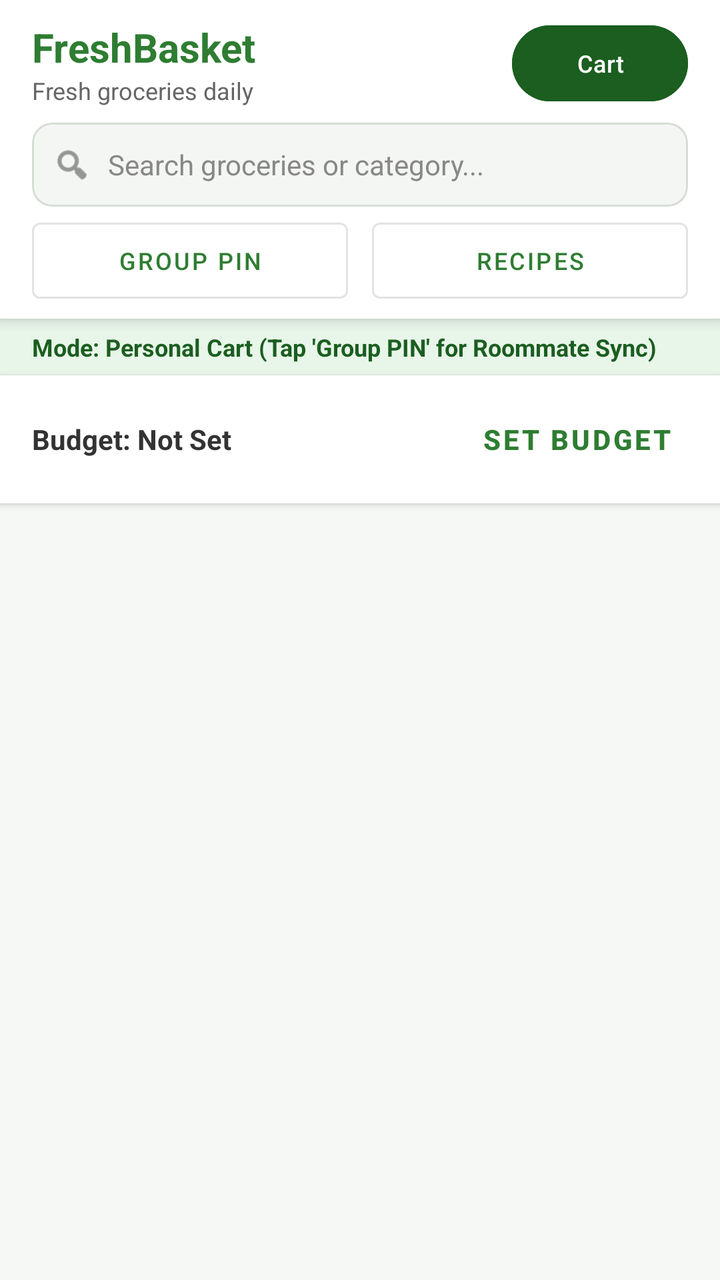
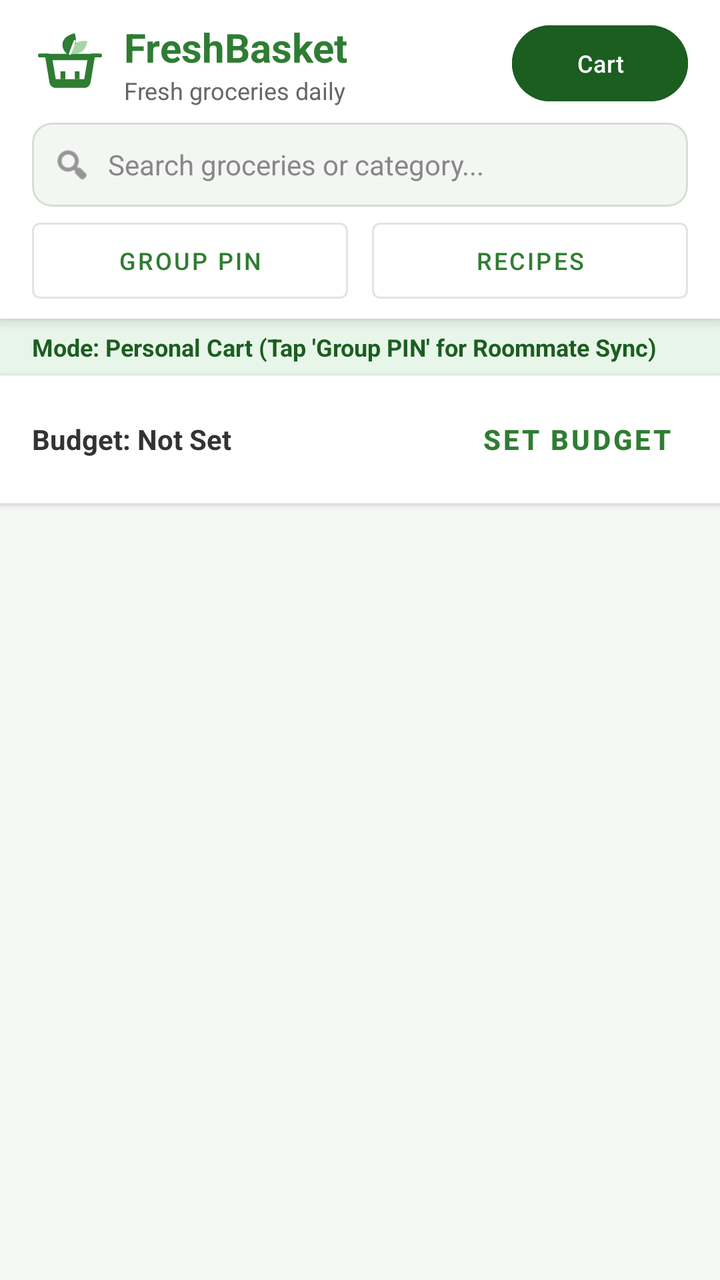

Screens rendered from an Android XML layout before and after an edit, with the pre-edit source and the edit as a unified diff.
<!-- AndroidManifest.xml: application theme Theme.Grocery -->
<!-- res/layout/activity_main.xml -->
<?xml version="1.0" encoding="utf-8"?>
<LinearLayout xmlns:android="http://schemas.android.com/apk/res/android"
    xmlns:app="http://schemas.android.com/apk/res-auto"
    android:layout_width="match_parent"
    android:layout_height="match_parent"
    android:background="#F6F8F5"
    android:orientation="vertical">

    
    <LinearLayout
        android:layout_width="match_parent"
        android:layout_height="wrap_content"
        android:background="#FFFFFF"
        android:elevation="4dp"
        android:orientation="vertical"
        android:paddingHorizontal="16dp"
        android:paddingVertical="10dp">

        
        <LinearLayout
            android:layout_width="match_parent"
            android:layout_height="wrap_content"
            android:gravity="center_vertical"
            android:orientation="horizontal">

            <LinearLayout
                android:layout_width="0dp"
                android:layout_height="wrap_content"
                android:layout_weight="1"
                android:orientation="vertical">

                <TextView
                    android:layout_width="wrap_content"
                    android:layout_height="wrap_content"
                    android:text="FreshBasket"
                    android:textColor="#2E7D32"
                    android:textSize="20sp"
                    android:textStyle="bold" />

                <TextView
                    android:layout_width="wrap_content"
                    android:layout_height="wrap_content"
                    android:text="Fresh groceries daily"
                    android:textColor="#666666"
                    android:textSize="12sp" />
            </LinearLayout>

            <com.google.android.material.button.MaterialButton
                android:id="@+id/btnViewCart"
                android:layout_width="wrap_content"
                android:layout_height="38dp"
                android:backgroundTint="#1B5E20"
                android:insetTop="0dp"
                android:insetBottom="0dp"
                android:text="Cart"
                android:textColor="#FFFFFF"
                android:textSize="12sp" />
        </LinearLayout>

        
        <com.google.android.material.card.MaterialCardView
            android:layout_width="match_parent"
            android:layout_height="42dp"
            android:layout_marginTop="8dp"
            app:cardBackgroundColor="#F4F6F4"
            app:cardCornerRadius="10dp"
            app:cardElevation="0dp"
            app:strokeColor="#D5DDD5"
            app:strokeWidth="1dp">

            <LinearLayout
                android:layout_width="match_parent"
                android:layout_height="match_parent"
                android:gravity="center_vertical"
                android:orientation="horizontal"
                android:paddingHorizontal="10dp">

                <ImageView
                    android:layout_width="20dp"
                    android:layout_height="20dp"
                    android:contentDescription="Search"
                    android:src="@android:drawable/ic_menu_search"
                    app:tint="#555555" />

                <EditText
                    android:id="@+id/etSearchProducts"
                    android:layout_width="0dp"
                    android:layout_height="match_parent"
                    android:layout_weight="1"
                    android:background="@null"
                    android:hint="Search groceries or category..."
                    android:imeOptions="actionSearch"
                    android:inputType="text"
                    android:maxLines="1"
                    android:paddingHorizontal="8dp"
                    android:textColor="#222222"
                    android:textColorHint="#888888"
                    android:textSize="14sp" />

                <ImageView
                    android:id="@+id/btnClearSearch"
                    android:layout_width="20dp"
                    android:layout_height="20dp"
                    android:contentDescription="Clear search"
                    android:src="@android:drawable/ic_menu_close_clear_cancel"
                    android:visibility="gone"
                    app:tint="#777777" />
            </LinearLayout>
        </com.google.android.material.card.MaterialCardView>

        
        <LinearLayout
            android:layout_width="match_parent"
            android:layout_height="wrap_content"
            android:layout_marginTop="8dp"
            android:orientation="horizontal">

            <com.google.android.material.button.MaterialButton
                android:id="@+id/btnSharedCartMode"
                style="@style/Widget.MaterialComponents.Button.OutlinedButton"
                android:layout_width="0dp"
                android:layout_height="38dp"
                android:layout_marginEnd="6dp"
                android:layout_weight="1"
                android:insetTop="0dp"
                android:insetBottom="0dp"
                android:text="Group PIN"
                android:textSize="12sp" />

            <com.google.android.material.button.MaterialButton
                android:id="@+id/btnRecipes"
                style="@style/Widget.MaterialComponents.Button.OutlinedButton"
                android:layout_width="0dp"
                android:layout_height="38dp"
                android:layout_marginStart="6dp"
                android:layout_weight="1"
                android:insetTop="0dp"
                android:insetBottom="0dp"
                android:text="Recipes"
                android:textSize="12sp" />
        </LinearLayout>
    </LinearLayout>

    
    <TextView
        android:id="@+id/tvModeIndicator"
        android:layout_width="match_parent"
        android:layout_height="wrap_content"
        android:background="#E8F5E9"
        android:paddingHorizontal="16dp"
        android:paddingVertical="6dp"
        android:text="Mode: Personal Cart (Tap 'Group PIN' for Roommate Sync)"
        android:textColor="#1B5E20"
        android:textSize="12sp"
        android:textStyle="bold" />

    
    <LinearLayout
        android:layout_width="match_parent"
        android:layout_height="wrap_content"
        android:background="#FFFFFF"
        android:elevation="2dp"
        android:gravity="center_vertical"
        android:orientation="horizontal"
        android:paddingHorizontal="16dp"
        android:paddingVertical="8dp">

        <TextView
            android:id="@+id/tvBudgetStatus"
            android:layout_width="0dp"
            android:layout_height="wrap_content"
            android:layout_weight="1"
            android:text="Budget: Not Set"
            android:textColor="#333333"
            android:textSize="14sp"
            android:textStyle="bold" />

        <com.google.android.material.button.MaterialButton
            android:id="@+id/btnSetBudget"
            style="@style/Widget.MaterialComponents.Button.TextButton"
            android:layout_width="wrap_content"
            android:layout_height="wrap_content"
            android:text="Set Budget"
            android:textColor="#2E7D32"
            android:textSize="14sp"
            android:textStyle="bold" />
    </LinearLayout>

    
    <FrameLayout
        android:layout_width="match_parent"
        android:layout_height="0dp"
        android:layout_weight="1">

        <androidx.recyclerview.widget.RecyclerView
            android:id="@+id/recyclerViewProducts"
            android:layout_width="match_parent"
            android:layout_height="match_parent"
            android:clipToPadding="false"
            android:padding="8dp" />

        <ProgressBar
            android:id="@+id/progressBar"
            android:layout_width="wrap_content"
            android:layout_height="wrap_content"
            android:layout_gravity="center"
            android:indeterminateTint="#2E7D32" />

    </FrameLayout>

</LinearLayout>
<!-- resources referenced by this layout -->
<resources>
  <style name="Theme.Grocery" parent="Base.Theme.Grocery" />
  <style name="Base.Theme.Grocery" parent="Theme.Material3.DayNight.NoActionBar">
          <item name="colorPrimary">@color/primary</item>
          <item name="colorOnPrimary">@color/white</item>
          <item name="colorSecondary">@color/accent</item>
          <item name="android:statusBarColor">@color/background</item>
          <item name="android:navigationBarColor">@color/background</item>
          <item name="android:windowLightStatusBar">true</item>
          <item name="android:windowBackground">@color/background</item>
      </style>
  <color name="primary">#2E7D32</color>
  <color name="white">#FFFFFF</color>
  <color name="accent">#8BC34A</color>
  <color name="background">#F7F9F4</color>
</resources>

<!-- the commit's change to res/layout/activity_main.xml (unified diff, before → after) -->
@@ -22,6 +22,13 @@
             android:layout_height="wrap_content"
             android:gravity="center_vertical"
             android:orientation="horizontal">
+
+            <ImageView
+                android:layout_width="38dp"
+                android:layout_height="38dp"
+                android:layout_marginEnd="8dp"
+                android:contentDescription="FreshBasket logo"
+                android:src="@drawable/ic_freshbasket_logo" />
 
             <LinearLayout
                 android:layout_width="0dp"
<!-- resource entries referenced after the edit -->
@@ -1,5 +1,38 @@
 <!-- resources referenced by this layout -->
 <resources>
+  <!-- drawable ic_freshbasket_logo (drawable) -->
+  <?xml version="1.0" encoding="utf-8"?>
+  <vector xmlns:android="http://schemas.android.com/apk/res/android"
+      android:width="48dp"
+      android:height="48dp"
+      android:viewportWidth="48"
+      android:viewportHeight="48">
+      <path
+          android:fillColor="#2E7D32"
+          android:pathData="M8,18h32l-3,18c-0.3,2 -2,3.5 -4,3.5H15c-2,0 -3.7,-1.5 -4,-3.5z" />
+      <path
+          android:fillColor="#FFFFFF"
+          android:pathData="M13,22h22l-2,12H15z" />
+      <path
+          android:fillColor="#2E7D32"
+          android:pathData="M18,29h3v5h-3zM27,29h3v5h-3z" />
+      <path
+          android:fillColor="#2E7D32"
+          android:pathData="M23,19C17,14 18,7 27,5C29,12 27,17 23,19z" />
+      <path
+          android:fillColor="#A5D6A7"
+          android:pathData="M24,18C25,12 29,9 35,10C34,16 30,19 24,18z" />
+      <path
+          android:strokeColor="#FFFFFF"
+          android:strokeWidth="1.4"
+          android:strokeLineCap="round"
+          android:pathData="M24,18L27,10" />
+      <path
+          android:strokeColor="#2E7D32"
+          android:strokeWidth="2.5"
+          android:strokeLineCap="round"
+          android:pathData="M5,19h5M38,19h5" />
+  </vector>
   <style name="Theme.Grocery" parent="Base.Theme.Grocery" />
   <style name="Base.Theme.Grocery" parent="Theme.Material3.DayNight.NoActionBar">
           <item name="colorPrimary">@color/primary</item>
